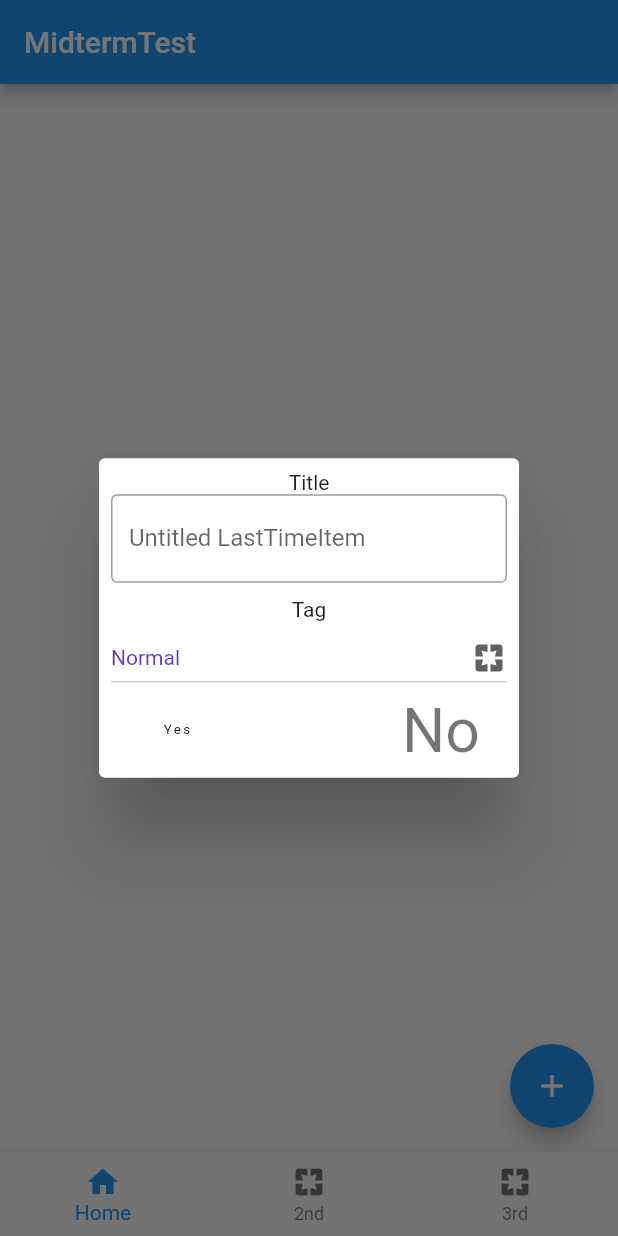
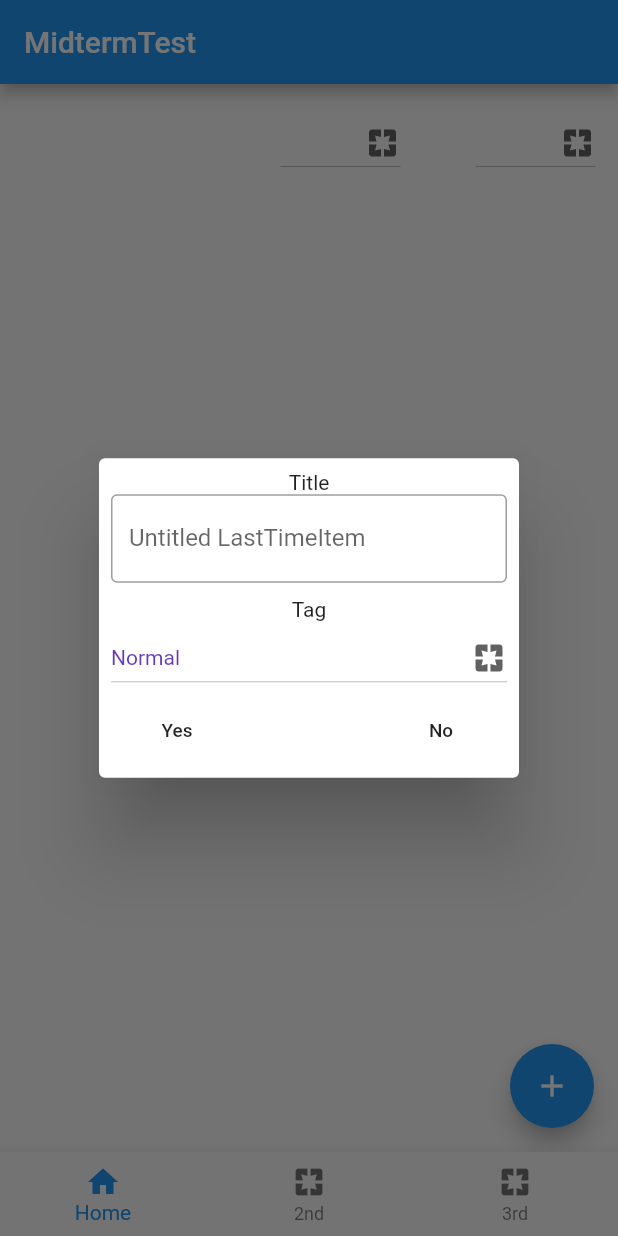
Before and after one commit to 6210110297/240-438_midterm, a Flutter app: the screen it shows after launch, after a tap on the "add" icon, on a phone screen of 412 x 824 dp. Run offline on Flutter 3.47's test engine with Material 2 defaults, Android fonts, the phone set to English and light mode, and no system bars; our stand-ins replace hive, hive_flutter; accounts and stored records are empty.

Commit message:
ui change

```diff
--- a/lib/pages/last_time_page.dart
+++ b/lib/pages/last_time_page.dart
@@ -14,6 +14,12 @@ class LastTimePage extends StatefulWidget {
 }
 
 class _LastTimePageState extends State<LastTimePage> {
+  List<String> listTag = ['None', 'Normal', 'Important', 'Work', 'Home'];
+  List<String> listSort = ['None', 'Newer', 'Older'];
+
+  String? currentTag;
+  String? currentSort;
+  List<bool> isSort = [true, false, false];
   @override
   Widget build(BuildContext context) {
     return Scaffold(
@@ -30,17 +36,65 @@ class _LastTimePageState extends State<LastTimePage> {
             Container(
               child: Row(
                 mainAxisAlignment: MainAxisAlignment.end,
-                children: [],
+                children: [
+                  Container(
+                    width: 80,
+                    child: DropdownButton<String>(
+                      value: currentTag,
+                      icon: const Icon(Icons.pages),
+                      iconSize: 24,
+                      elevation: 16,
+                      style: const TextStyle(color: Colors.deepPurple),
+                      isExpanded: true,
+                      onChanged: (String? newValue) {
+                        setState(() {
+                          currentTag = newValue!;
+                        });
+                      },
+                      items:
+                          listTag.map<DropdownMenuItem<String>>((String value) {
+                        return DropdownMenuItem<String>(
+                          value: value,
+                          child: Text(value),
+                        );
+                      }).toList(),
+                    ),
+                  ),
+                  Container(
+                    margin: EdgeInsets.only(left: 50),
+                    width: 80,
+                    child: DropdownButton<String>(
+                      value: currentSort,
+                      icon: const Icon(Icons.pages),
+                      iconSize: 24,
+                      elevation: 16,
+                      style: const TextStyle(color: Colors.deepPurple),
+                      isExpanded: true,
+                      onChanged: (String? newValue) {
+                        setState(() {
+                          currentSort = newValue!;
+                        });
+                      },
+                      items: listSort
+                          .map<DropdownMenuItem<String>>((String value) {
+                        return DropdownMenuItem<String>(
+                          value: value,
+                          child: Text(value),
+                        );
+                      }).toList(),
+                    ),
+                  ),
+                ],
               ),
             ),
             Container(
-              width: 500,
               alignment: Alignment.center,
               child: ValueListenableBuilder<Box<LastTimeItem>>(
                   valueListenable: Boxes.getListItems().listenable(),
                   builder: (context, box, _) {
                     final lastTimeList =
                         box.values.toList().cast<LastTimeItem>();
+                    sortingByDropDown(lastTimeList);
                     return ReorderableListView.builder(
                       shrinkWrap: true,
                       itemCount: lastTimeList.length,
@@ -122,7 +176,6 @@ class _LastTimePageState extends State<LastTimePage> {
                     FlatButton(
                       child: new Text(
                         "Yes",
-                        style: Theme.of(context).textTheme.overline,
                         textScaleFactor: 0.9,
                       ),
                       onPressed: () {
@@ -134,7 +187,6 @@ class _LastTimePageState extends State<LastTimePage> {
                     FlatButton(
                       child: new Text(
                         "No",
-                        style: Theme.of(context).textTheme.headline3,
                         textScaleFactor: 0.9,
                       ),
                       onPressed: () {
@@ -201,7 +253,6 @@ class _LastTimePageState extends State<LastTimePage> {
                     FlatButton(
                       child: new Text(
                         "Yes",
-                        style: Theme.of(context).textTheme.overline,
                         textScaleFactor: 0.9,
                       ),
                       onPressed: () {
@@ -212,7 +263,6 @@ class _LastTimePageState extends State<LastTimePage> {
                     FlatButton(
                       child: new Text(
                         "No",
-                        style: Theme.of(context).textTheme.headline3,
                         textScaleFactor: 0.9,
                       ),
                       onPressed: () {
@@ -228,4 +278,18 @@ class _LastTimePageState extends State<LastTimePage> {
       },
     );
   }
+
+  void sortingByDropDown(List<LastTimeItem> lastTimeList) {
+    if (currentTag != null && currentTag != 'None') {
+      lastTimeList.removeWhere((last) => last.tag != currentTag);
+    }
+    if (currentSort == listTag[1]) {
+      lastTimeList.sort((a, b) => a.lastTime.compareTo(b.lastTime));
+    } else if (currentSort == listTag[2]) {
+      lastTimeList.sort((a, b) => b.lastTime.compareTo(a.lastTime));
+    }
+    lastTimeList.forEach((e) {
+      print(e.lastTime);
+    });
+  }
 }
```
